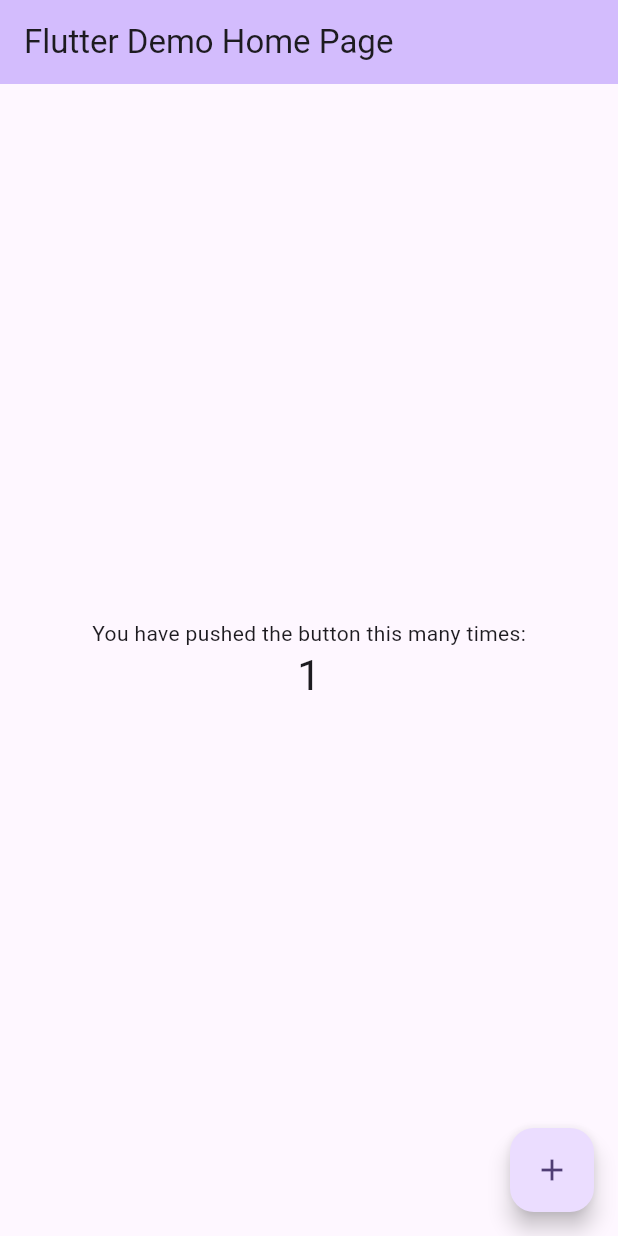
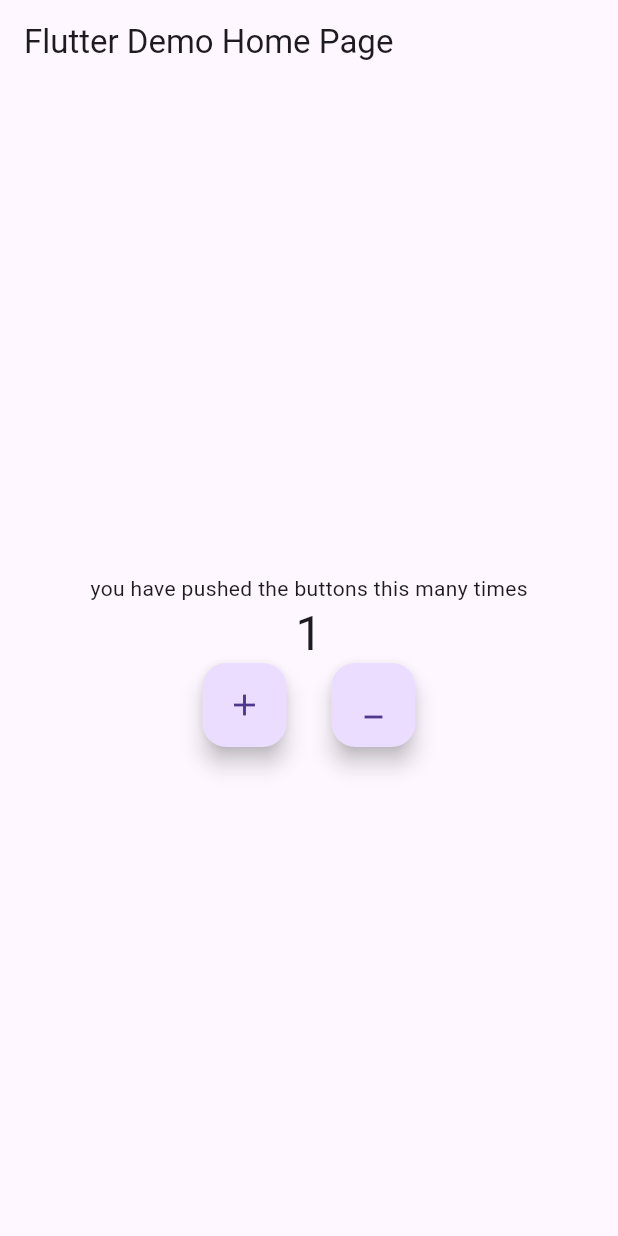
Before and after one commit to Barok-Getachew/Learning_Bloc, a Flutter app: the screen it shows after launch, after a tap on the "add" icon, on a phone screen of 412 x 824 dp. Run offline on Flutter 3.47's test engine with Material 3 defaults, Android fonts, the phone set to English and light mode, and no system bars; our stand-ins replace bloc, flutter_bloc.

```diff
--- /dev/null
+++ b/lib/cubit/counter_cubit_cubit.dart
@@ -0,0 +1,11 @@
+import 'package:bloc/bloc.dart';
+import 'package:meta/meta.dart';
+
+part 'counter_cubit_state.dart';
+
+class CounterCubitCubit extends Cubit<CounterState> {
+  CounterCubitCubit() : super(CounterState(counterValue: 0));
+
+  void increament() => emit(CounterState(counterValue: state.counterValue + 1));
+  void decreament() => emit(CounterState(counterValue: state.counterValue - 1));
+}
--- /dev/null
+++ b/lib/cubit/counter_cubit_state.dart
@@ -0,0 +1,7 @@
+part of 'counter_cubit_cubit.dart';
+
+final class CounterState {
+  final int counterValue;
+
+  CounterState({required this.counterValue});
+}
--- a/lib/main.dart
+++ b/lib/main.dart
@@ -1,125 +1,80 @@
 import 'package:flutter/material.dart';
+import 'package:flutter_bloc/flutter_bloc.dart';
+import 'package:learning_bloc/cubit/counter_cubit_cubit.dart';
 
-void main() {
-  runApp(const MyApp());
-}
+void main() => runApp(new MyApp());
 
 class MyApp extends StatelessWidget {
-  const MyApp({super.key});
-
   // This widget is the root of your application.
   @override
   Widget build(BuildContext context) {
-    return MaterialApp(
-      title: 'Flutter Demo',
-      theme: ThemeData(
-        // This is the theme of your application.
-        //
-        // TRY THIS: Try running your application with "flutter run". You'll see
-        // the application has a purple toolbar. Then, without quitting the app,
-        // try changing the seedColor in the colorScheme below to Colors.green
-        // and then invoke "hot reload" (save your changes or press the "hot
-        // reload" button in a Flutter-supported IDE, or press "r" if you used
-        // the command line to start the app).
-        //
-        // Notice that the counter didn't reset back to zero; the application
-        // state is not lost during the reload. To reset the state, use hot
-        // restart instead.
-        //
-        // This works for code too, not just values: Most code changes can be
-        // tested with just a hot reload.
-        colorScheme: ColorScheme.fromSeed(seedColor: Colors.deepPurple),
-        useMaterial3: true,
+    return BlocProvider(
+      create: (context) => CounterCubitCubit(),
+      child: MaterialApp(
+        title: 'Flutter Demo',
+        theme: ThemeData(
+          // is not restarted.
+          primarySwatch: Colors.blue,
+        ),
+        home: MyHomePage(title: 'Flutter Demo Home Page'),
       ),
-      home: const MyHomePage(title: 'Flutter Demo Home Page'),
     );
   }
 }
 
 class MyHomePage extends StatefulWidget {
+  final String title;
   const MyHomePage({super.key, required this.title});
-
-  // This widget is the home page of your application. It is stateful, meaning
-  // that it has a State object (defined below) that contains fields that affect
-  // how it looks.
-
-  // This class is the configuration for the state. It holds the values (in this
-  // case the title) provided by the parent (in this case the App widget) and
-  // used by the build method of the State. Fields in a Widget subclass are
-  // always marked "final".
-
-  final String title;
 
   @override
   State<MyHomePage> createState() => _MyHomePageState();
 }
 
 class _MyHomePageState extends State<MyHomePage> {
-  int _counter = 0;
-
-  void _incrementCounter() {
-    setState(() {
-      // This call to setState tells the Flutter framework that something has
-      // changed in this State, which causes it to rerun the build method below
-      // so that the display can reflect the updated values. If we changed
-      // _counter without calling setState(), then the build method would not be
-      // called again, and so nothing would appear to happen.
-      _counter++;
-    });
-  }
-
   @override
   Widget build(BuildContext context) {
-    // This method is rerun every time setState is called, for instance as done
-    // by the _incrementCounter method above.
-    //
-    // The Flutter framework has been optimized to make rerunning build methods
-    // fast, so that you can just rebuild anything that needs updating rather
-    // than having to individually change instances of widgets.
     return Scaffold(
       appBar: AppBar(
-        // TRY THIS: Try changing the color here to a specific color (to
-        // Colors.amber, perhaps?) and trigger a hot reload to see the AppBar
-        // change color while the other colors stay the same.
-        backgroundColor: Theme.of(context).colorScheme.inversePrimary,
-        // Here we take the value from the MyHomePage object that was created by
-        // the App.build method, and use it to set our appbar title.
         title: Text(widget.title),
       ),
       body: Center(
-        // Center is a layout widget. It takes a single child and positions it
-        // in the middle of the parent.
         child: Column(
-          // Column is also a layout widget. It takes a list of children and
-          // arranges them vertically. By default, it sizes itself to fit its
-          // children horizontally, and tries to be as tall as its parent.
-          //
-          // Column has various properties to control how it sizes itself and
-          // how it positions its children. Here we use mainAxisAlignment to
-          // center the children vertically; the main axis here is the vertical
-          // axis because Columns are vertical (the cross axis would be
-          // horizontal).
-          //
-          // TRY THIS: Invoke "debug painting" (choose the "Toggle Debug Paint"
-          // action in the IDE, or press "p" in the console), to see the
-          // wireframe for each widget.
           mainAxisAlignment: MainAxisAlignment.center,
-          children: <Widget>[
-            const Text(
-              'You have pushed the button this many times:',
+          children: [
+            const Text("you have pushed the buttons this many times"),
+            BlocBuilder<CounterCubitCubit, CounterState>(
+              builder: (context, state) {
+                return Text(
+                  state.counterValue.toString(),
+                  style: Theme.of(context).textTheme.headlineLarge,
+                );
+              },
             ),
-            Text(
-              '$_counter',
-              style: Theme.of(context).textTheme.headlineMedium,
-            ),
+            Row(
+              mainAxisAlignment: MainAxisAlignment.center,
+              children: [
+                FloatingActionButton(
+                  onPressed: () {
+                    BlocProvider.of<CounterCubitCubit>(context).increament();
+                  },
+                  tooltip: 'increament',
+                  child: const Icon(Icons.add),
+                ),
+                const SizedBox(
+                  width: 30,
+                ),
+                FloatingActionButton(
+                  onPressed: () {
+                    BlocProvider.of<CounterCubitCubit>(context).decreament();
+                  },
+                  tooltip: 'decreament',
+                  child: const Icon(Icons.minimize),
+                )
+              ],
+            )
           ],
         ),
       ),
-      floatingActionButton: FloatingActionButton(
-        onPressed: _incrementCounter,
-        tooltip: 'Increment',
-        child: const Icon(Icons.add),
-      ), // This trailing comma makes auto-formatting nicer for build methods.
     );
   }
 }
--- a/pubspec.yaml
+++ b/pubspec.yaml
@@ -35,6 +35,7 @@ dependencies:
   # The following adds the Cupertino Icons font to your application.
   # Use with the CupertinoIcons class for iOS style icons.
   cupertino_icons: ^1.0.6
+  flutter_bloc: ^8.1.4
 
 dev_dependencies:
   flutter_test:
```
Also changed, not shown: pubspec.lock, 1 other file.
